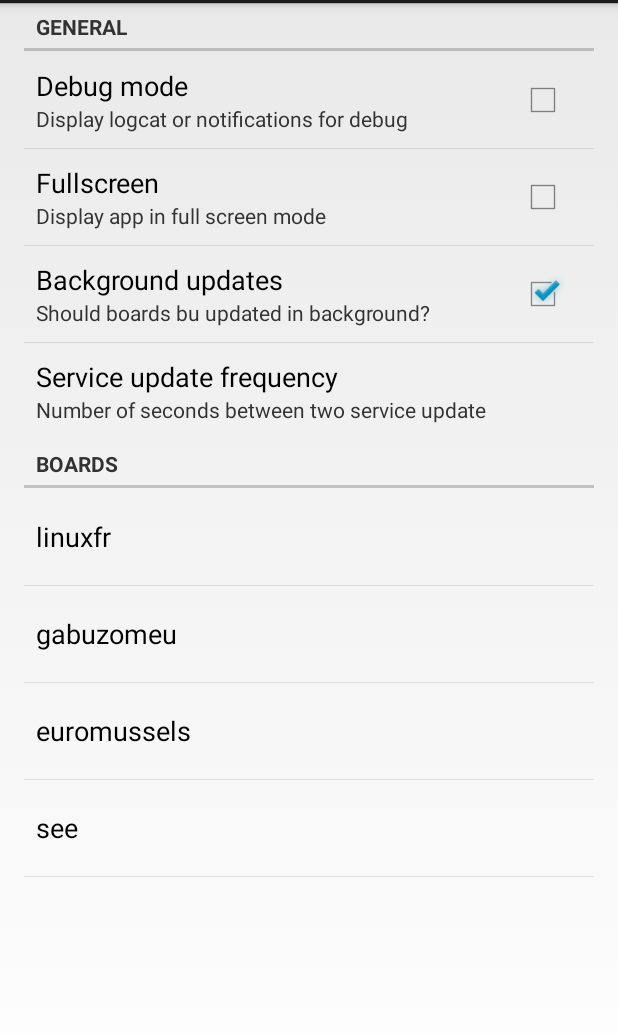
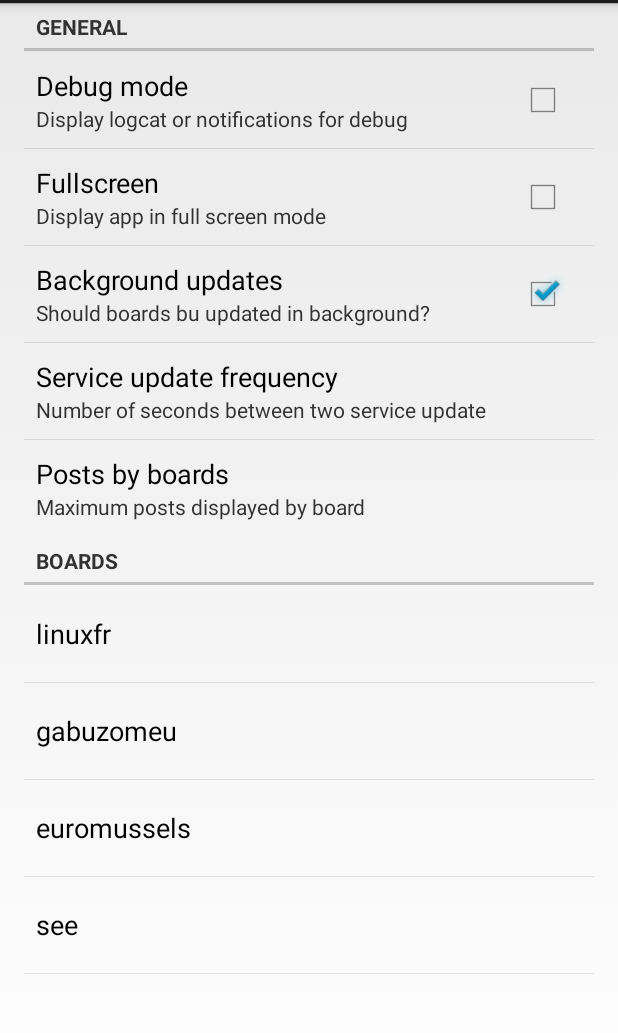
Before and after one commit to yneveu/Canadeche, an Android app: the screen it shows after launch (SettingsActivity), in the options menu, after a tap on "Settings", on a phone screen of 412 x 824 dp, the part 69-1102 px from its top. Run offline under Robolectric (Android 15) with nearby library versions, the phone set to English and light mode, and no system bars; 6 statements that could not run were skipped.

Commit message:
Add preferences for maximum number of posts displayed by board

```diff
--- a/Canadeche/src/main/java/fr/gabuzomeu/canadeche/MessagesDataSource.java
+++ b/Canadeche/src/main/java/fr/gabuzomeu/canadeche/MessagesDataSource.java
@@ -10,7 +10,9 @@ import android.content.SharedPreferences;
 import android.database.Cursor;
 import android.database.SQLException;
 import android.database.sqlite.SQLiteDatabase;
+import android.graphics.Color;
 import android.preference.PreferenceManager;
+import android.support.v4.app.NotificationCompat;
 import android.util.Log;
 
 import java.util.ArrayList;
@@ -122,11 +124,12 @@ public class MessagesDataSource {
             final String seconds=sClock.substring( 12,14);
             String cNorloge =  hour + ":" + minutes + ":" + seconds;
 
-
-            Notification noti = new Notification.Builder( context)
-                    .setContentTitle( reason)
+NotificationCompat plop;
+            Notification noti =  new NotificationCompat.Builder( context)
+                    .setContentTitle(reason)
                     .setContentText(inputMessage.getBoard() + " (" + cNorloge + ") : " + inputMessage.getMessage())
                     .setSmallIcon(R.drawable.ic_launcher)
+                    .setLights(Color.YELLOW, 500, 500)
                     .setContentIntent(pIntent).build();
 
 
@@ -139,10 +142,13 @@ public class MessagesDataSource {
        List<Message> messages = new ArrayList<Message>();
        Cursor cursor = database.query( SqliteHelper.MESSAGES_TABLE, allColumns, SqliteHelper.COLUMN_BOARD_ID + " == '" + inputBoard +"'", null, null, null, SqliteHelper.COLUMN_TIME, null);
 
-       if( cursor.getCount() < 50)
+       String postsAsString = PreferenceManager.getDefaultSharedPreferences( context).getString( "pref_max_post_displayed", "100");
+       int maxPosts = Integer.parseInt( postsAsString);
+
+       if( cursor.getCount() < maxPosts )
             cursor.moveToFirst();
         else
-           cursor.moveToPosition( cursor.getCount() -49);
+           cursor.moveToPosition( cursor.getCount() - maxPosts );
 
         while (!cursor.isAfterLast()) {
             Message mess = new Message();
--- a/Canadeche/src/main/res/values/strings.xml
+++ b/Canadeche/src/main/res/values/strings.xml
@@ -59,5 +59,7 @@
     <string name="ok_button">OK</string>
     <string name="pref_board_quiet_title">Quiet board</string>
     <string name="pref_quietboard_summary">Notify on every new post on board</string>
+    <string name="pref_max_post_displayed_summary">Maximum posts displayed by board</string>
+    <string name="pref_max_post_displayed_title">Posts by boards</string>
 
 </resources>
--- a/Canadeche/src/main/res/xml/preferences.xml
+++ b/Canadeche/src/main/res/xml/preferences.xml
@@ -30,6 +30,14 @@
                 android:numeric="integer"
                 />
 
+        <EditTextPreference
+                android:key="pref_max_post_displayed"
+                android:summary="@string/pref_max_post_displayed_summary"
+                android:title="@string/pref_max_post_displayed_title"
+                android:defaultValue="100"
+                android:numeric="integer"
+                />
+
 
     </PreferenceCategory>
 
```
Also changed, not shown: Canadeche/src/main/java/fr/gabuzomeu/canadeche/CanadecheService.java (+4 -3 lines), 6 other files.
